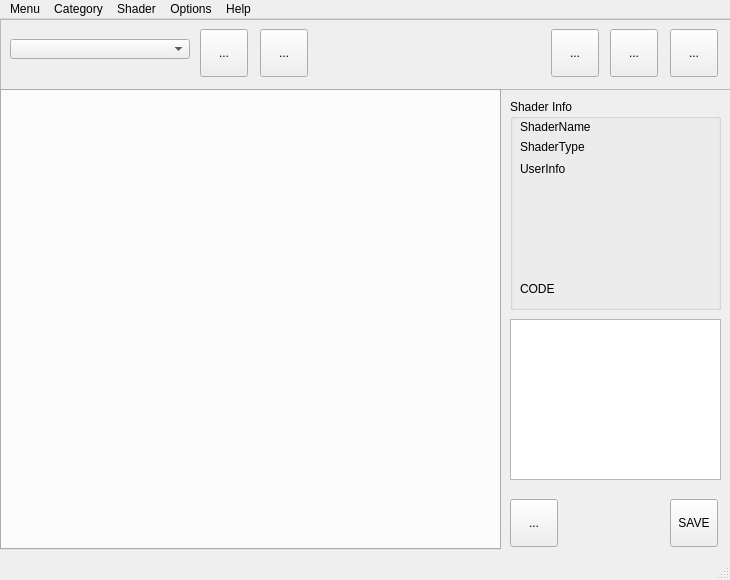
Old version of the form msl/ui/ui/main.ui in the repository MaxRocamora/MayaShaderLibrary.
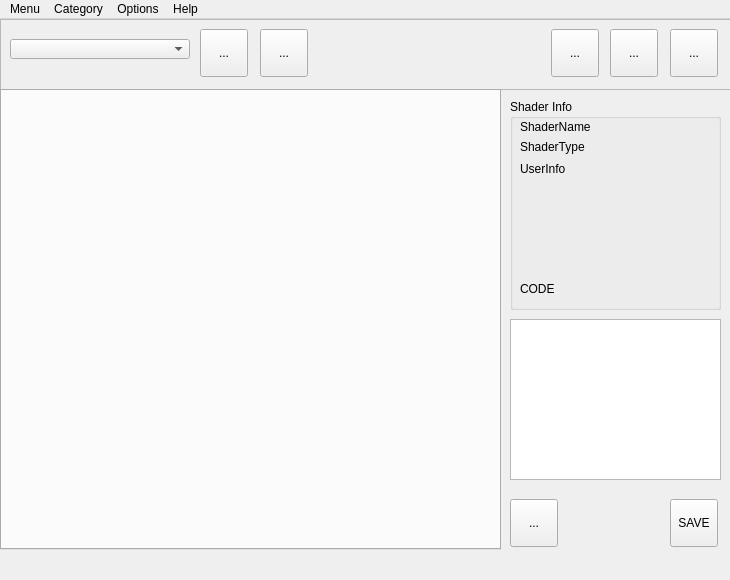
New version of the form.

Commit message: fonts, grip removed

Diff of the .ui file:
```diff
--- a/msl/ui/ui/main.ui
+++ b/msl/ui/ui/main.ui
@@ -34,6 +34,11 @@
     <height>580</height>
    </size>
   </property>
+  <property name="font">
+   <font>
+    <family>Segoe UI</family>
+   </font>
+  </property>
   <property name="windowTitle">
    <string>Shader Library</string>
   </property>
@@ -428,12 +433,6 @@
     <addaction name="separator"/>
     <addaction name="mnu_browseCategoryFolder"/>
    </widget>
-   <widget class="QMenu" name="menuShader">
-    <property name="title">
-     <string>Shader</string>
-    </property>
-    <addaction name="actionExport_Selected_Shader"/>
-   </widget>
    <widget class="QMenu" name="menuOptions">
     <property name="title">
      <string>Options</string>
@@ -449,11 +448,14 @@
    </widget>
    <addaction name="menuMenu"/>
    <addaction name="menuCategory"/>
-   <addaction name="menuShader"/>
    <addaction name="menuOptions"/>
    <addaction name="menuHelp"/>
   </widget>
-  <widget class="QStatusBar" name="statusBar"/>
+  <widget class="QStatusBar" name="statusBar">
+   <property name="sizeGripEnabled">
+    <bool>false</bool>
+   </property>
+  </widget>
   <action name="mnu_addNewCategory">
    <property name="text">
     <string>Add New Category</string>
```
Left out of the diff: 32 changed lines with no effect on the pictures.
